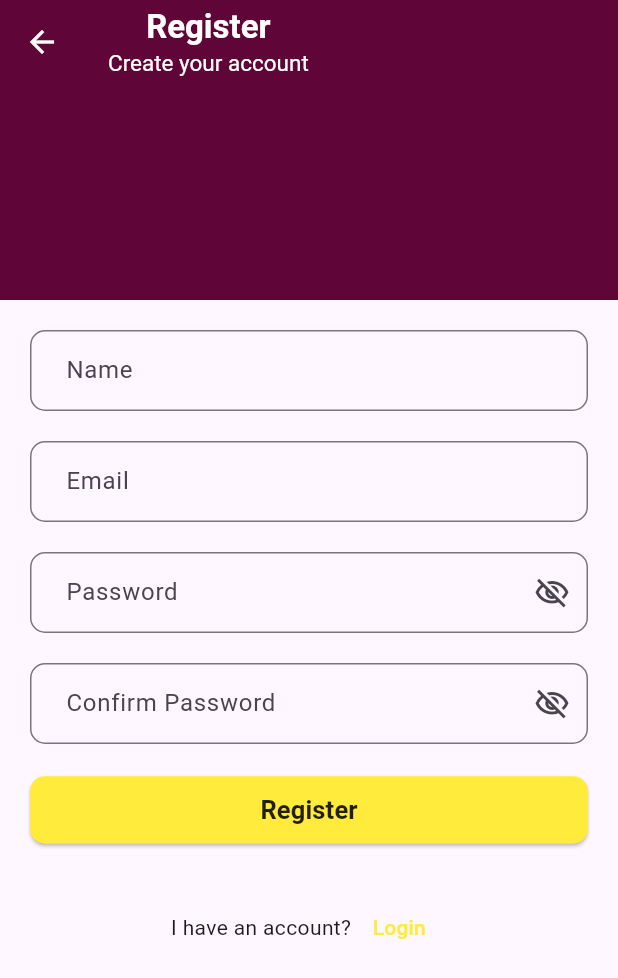
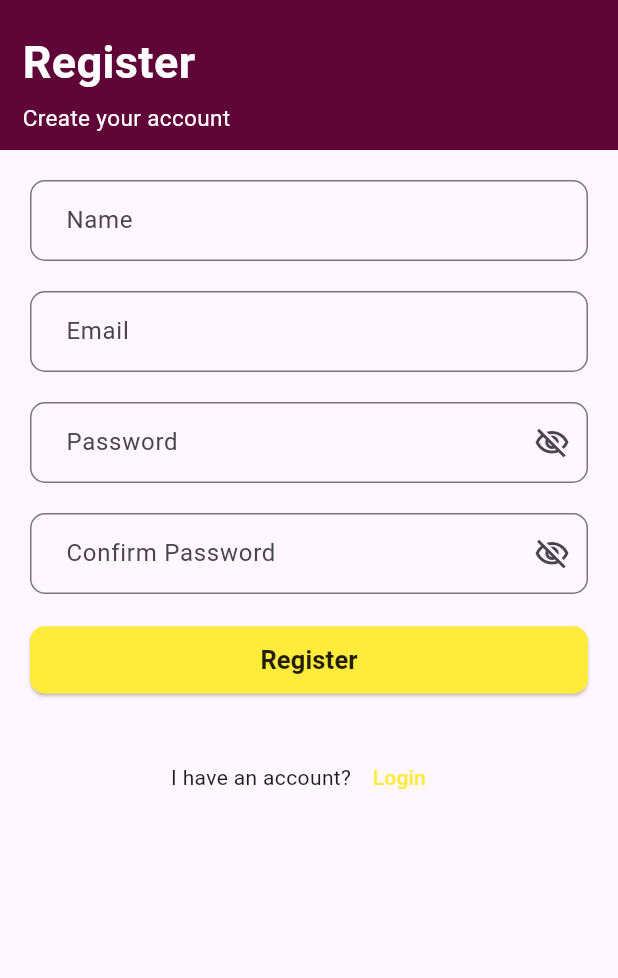
Before and after one commit to keshav-sf/Sf-flutter_Assessment-2, a Flutter app: the screen it shows after launch, after a tap on "LOGIN", after a tap on "SIGNUP", on a phone screen of 412 x 824 dp. Shown: the top 978 px of the screen. Run offline on Flutter 3.47's test engine with Material 3 defaults, Android fonts, the light colour scheme and no system bars.

Commit message:
fix: user_account back button issue

```diff
--- a/lib/login.dart
+++ b/lib/login.dart
@@ -1,3 +1,5 @@
+// ignore_for_file: body_might_complete_normally_nullable, unnecessary_null_comparison
+
 import 'package:flutter/material.dart';
 import 'package:sf_assessment2/register.dart';
 import 'package:sf_assessment2/user.dart';
@@ -17,25 +19,36 @@ class _LoginState extends State<Login> {
 
   @override
   Widget build(BuildContext context) {
-    return Form(
+    return Center(
+      child: Form(
         key: _formKey,
         child: SingleChildScrollView(
           child: Padding(
-          padding: const EdgeInsets.all(35.0),
+            padding: const EdgeInsets.symmetric(horizontal: 35.0),
             child: Column(
-            crossAxisAlignment: CrossAxisAlignment.center,
               children: [
                 Icon(
                   Icons.flutter_dash,
-                size: MediaQuery.of(context).size.width * 0.6,
+                  size: MediaQuery.of(context).size.height * 0.3,
                   color: Colors.green,
+                ),
+                const SizedBox(
+                  height: 20,
                 ),
                 Container(
                   decoration: BoxDecoration(
                       color: Colors.white,
+                      boxShadow: const [
+                        BoxShadow(
+                          offset: Offset(0, 10),
+                          blurRadius: 20,
+                          spreadRadius: -5,
+                        )
+                      ],
                       borderRadius: BorderRadius.circular(20)),
                   child: Padding(
-                  padding: const EdgeInsets.all(20.0),
+                    padding: const EdgeInsets.symmetric(
+                        vertical: 30, horizontal: 20),
                     child: Column(
                       children: [
                         TextFormField(
@@ -95,6 +108,10 @@ class _LoginState extends State<Login> {
                           validator: (value) {
                             if (value!.isEmpty || value == null) {
                               return 'Password cannot be blank';
+                            } else if (!RegExp(
+                                    r'^(?=.*?[A-Z])(?=.*?[a-z])(?=.*?[0-9])(?=.*?[!@#\$&*~]).{8,}$')
+                                .hasMatch(value)) {
+                              return "Password Should Contain 8 Letters, \nUpper case, Lower case,Number and\nSpecial Character( ! @ # \$ & * ~ )";
                             }
                           },
                         ),
@@ -117,7 +134,7 @@ class _LoginState extends State<Login> {
                                                     .width *
                                                 0.25,
                                           ),
-                                        SizedBox(
+                                          const SizedBox(
                                             height: 15,
                                           ),
                                           const Text(
@@ -144,8 +161,8 @@ class _LoginState extends State<Login> {
                             },
                             child: const Text(
                               "Forgot Password?",
-                            style:
-                                TextStyle(color: Colors.black38, fontSize: 16),
+                              style: TextStyle(
+                                  color: Colors.black38, fontSize: 16),
                             )),
                         FilledButton(
                           style: FilledButton.styleFrom(
@@ -167,7 +184,7 @@ class _LoginState extends State<Login> {
                                                     .width *
                                                 0.25,
                                           ),
-                                        SizedBox(
+                                          const SizedBox(
                                             height: 15,
                                           ),
                                           const Text(
@@ -210,7 +227,7 @@ class _LoginState extends State<Login> {
                         TextButton(
                           onPressed: () {
                             Navigator.of(context).push(MaterialPageRoute(
-                            builder: (ctx) => Register(),
+                              builder: (ctx) => const Register(),
                             ));
                           },
                           child: const Text(
@@ -226,6 +243,7 @@ class _LoginState extends State<Login> {
             ),
           ),
         ),
+      ),
     );
   }
 }
--- a/lib/main.dart
+++ b/lib/main.dart
@@ -1,9 +1,11 @@
 import 'package:flutter/material.dart';
 import 'package:sf_assessment2/login.dart';
+// ignore: unused_import
 import 'package:sf_assessment2/register.dart';
 
 void main() {
   runApp(const MaterialApp(
+    debugShowCheckedModeBanner: false,
     home: SafeArea(
       child: Scaffold(
         backgroundColor: Colors.purple,
--- a/lib/register.dart
+++ b/lib/register.dart
@@ -1,5 +1,6 @@
+// ignore_for_file: body_might_complete_normally_nullable, unnecessary_null_comparison
+
 import 'package:flutter/material.dart';
-import 'package:sf_assessment2/login.dart';
 import 'package:sf_assessment2/user.dart';
 
 class Register extends StatefulWidget {
@@ -21,25 +22,43 @@ class _RegisterState extends State<Register> {
   Widget build(BuildContext context) {
     return SafeArea(
       child: Scaffold(
-        appBar: PreferredSize(
-          preferredSize: const Size.fromHeight(200),
-          child: AppBar(
-            foregroundColor: Colors.white,
-            backgroundColor: const Color.fromARGB(255, 96, 5, 55),
-            title: const Column(children: [
-              // SizedBox(
-              //   height: 20,
+        appBar: AppBar(
+          leadingWidth: double.infinity,
+          leading: const Padding(
+            padding: EdgeInsets.symmetric(
+              horizontal: 15,
+            ),
+            child: Column(
+              crossAxisAlignment: CrossAxisAlignment.start,
+              mainAxisSize: MainAxisSize.max,
+              children: [
+                // IconButton(
+                //   onPressed: () {
+                //     Navigator.pop(context);
+                //   },
+                //   icon: const Icon(Icons.arrow_back_ios),
                 // ),
+                SizedBox(
+                  height: 20,
+                ),
                 Text(
                   "Register",
-                style: TextStyle(fontWeight: FontWeight.bold),
+                  style: TextStyle(fontSize: 30, fontWeight: FontWeight.bold),
+                ),
+                SizedBox(
+                  height: 5,
                 ),
                 Text(
                   "Create your account",
                   style: TextStyle(fontSize: 15),
                 ),
-            ]),
+              ],
             ),
+          ),
+          // toolbarHeight: 160,
+          toolbarHeight: 100,
+          foregroundColor: Colors.white,
+          backgroundColor: const Color.fromARGB(255, 96, 5, 55),
         ),
         body: Form(
           key: _formKey,
@@ -125,7 +144,7 @@ class _RegisterState extends State<Register> {
                       } else if (!RegExp(
                               r'^(?=.*?[A-Z])(?=.*?[a-z])(?=.*?[0-9])(?=.*?[!@#\$&*~]).{8,}$')
                           .hasMatch(value)) {
-                        return "Password Should Contain 7 Letters, \nUpper case, Lower case,Number and\nSpecial Character( ! @ # \$ & * ~ )";
+                        return "Password Should Contain 8 Letters, \nUpper case, Lower case,Number and\nSpecial Character( ! @ # \$ & * ~ )";
                       }
                     },
                   ),
--- a/lib/user.dart
+++ b/lib/user.dart
@@ -7,9 +7,10 @@ class UserAccount extends StatelessWidget {
   Widget build(BuildContext context) {
     return Scaffold(
       appBar: AppBar(
-          backgroundColor: Color.fromARGB(255, 96, 5, 55),
+          automaticallyImplyLeading: false,
+          backgroundColor: const Color.fromARGB(255, 96, 5, 55),
           foregroundColor: Colors.white,
-          title: Text("User Account")),
+          title: const Text("User Account")),
       body: Center(
         child: Column(
           mainAxisSize: MainAxisSize.min,
@@ -18,7 +19,7 @@ class UserAccount extends StatelessWidget {
               "Welcome",
               style: TextStyle(fontSize: 35, fontWeight: FontWeight.bold),
             ),
-            SizedBox(
+            const SizedBox(
               height: 20,
             ),
             FilledButton(
```
Lines whose indentation alone changed are shown as unchanged.
